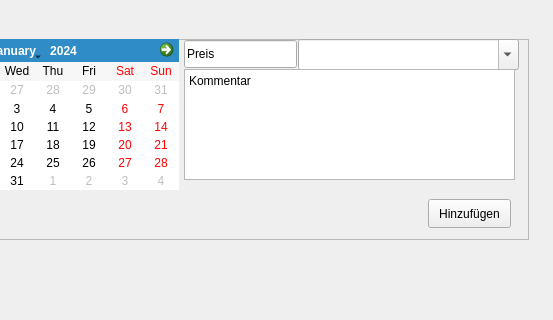
The window that mainwindow.ui (Muddyblack/FinanceApplication) describes before a commit, drawn with Qt 5; both pictures show x 247 to 800 and y 0 to 320 of the 800 by 600 pixel window.
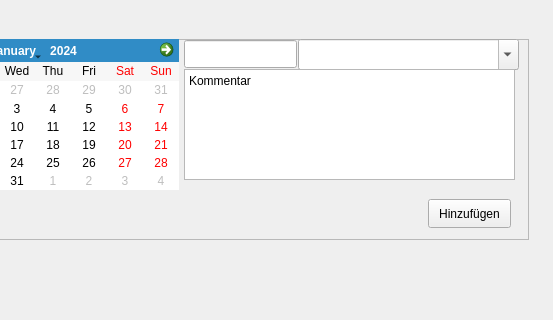
The same window after the commit. The open tabs and pages were chosen to show the change.

```diff
--- a/mainwindow.ui
+++ b/mainwindow.ui
@@ -168,7 +168,7 @@
           </rect>
          </property>
          <property name="text">
-          <string>Preis</string>
+          <string/>
          </property>
         </widget>
         <widget class="QComboBox" name="comboBox_3">
```
Left out of the diff: 10 changed lines with no effect on the pictures.
